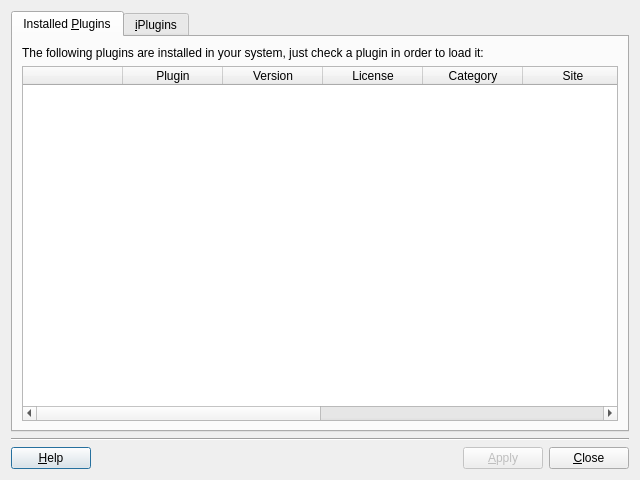
Old version of the form src/terralib/qt/widgets/plugin/manager/ui/PluginManagerDialogForm.ui in the repository claudiobogossian/terralib5.
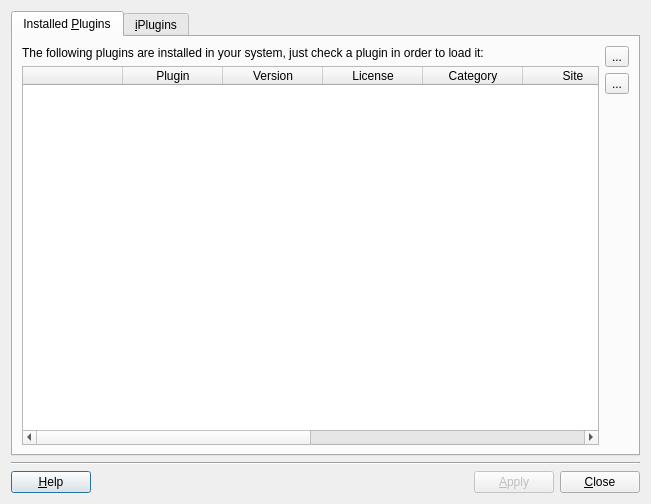
New version of the form.

Commit message: PluginManager now can add, and remove plug-ins, and these operations consider its dependencies.

Patch:
```diff
--- a/src/terralib/qt/widgets/plugin/manager/ui/PluginManagerDialogForm.ui
+++ b/src/terralib/qt/widgets/plugin/manager/ui/PluginManagerDialogForm.ui
@@ -6,15 +6,15 @@
    <rect>
     <x>0</x>
     <y>0</y>
-    <width>640</width>
-    <height>480</height>
+    <width>651</width>
+    <height>504</height>
    </rect>
   </property>
   <property name="windowTitle">
    <string>Plugin Management</string>
   </property>
-  <layout class="QVBoxLayout" name="verticalLayout_2">
-   <item>
+  <layout class="QGridLayout" name="gridLayout_2">
+   <item row="0" column="0">
     <widget class="QTabWidget" name="m_pluginsTabWidget">
      <property name="currentIndex">
       <number>0</number>
@@ -23,7 +23,9 @@
       <attribute name="title">
        <string>Installed &amp;Plugins</string>
       </attribute>
-      <layout class="QVBoxLayout" name="verticalLayout_4">
+      <layout class="QGridLayout" name="gridLayout">
+       <item row="0" column="0">
+        <layout class="QHBoxLayout" name="horizontalLayout_2">
        <item>
         <layout class="QVBoxLayout" name="verticalLayout_3">
          <item>
@@ -98,6 +100,57 @@
          </item>
         </layout>
        </item>
+         <item>
+          <layout class="QVBoxLayout" name="verticalLayout_2">
+           <item>
+            <widget class="QToolButton" name="m_addButton">
+             <property name="toolTip">
+              <string>Add existing plug-ins.</string>
+             </property>
+             <property name="text">
+              <string>...</string>
+             </property>
+             <property name="iconSize">
+              <size>
+               <width>20</width>
+               <height>20</height>
+              </size>
+             </property>
+            </widget>
+           </item>
+           <item>
+            <widget class="QToolButton" name="m_removeButton">
+             <property name="toolTip">
+              <string>Removes the selected plug-ins.</string>
+             </property>
+             <property name="text">
+              <string>...</string>
+             </property>
+             <property name="iconSize">
+              <size>
+               <width>20</width>
+               <height>20</height>
+              </size>
+             </property>
+            </widget>
+           </item>
+           <item>
+            <spacer name="verticalSpacer">
+             <property name="orientation">
+              <enum>Qt::Vertical</enum>
+             </property>
+             <property name="sizeHint" stdset="0">
+              <size>
+               <width>20</width>
+               <height>40</height>
+              </size>
+             </property>
+            </spacer>
+           </item>
+          </layout>
+         </item>
+        </layout>
+       </item>
       </layout>
      </widget>
      <widget class="QWidget" name="tab_3">
@@ -183,7 +236,7 @@
      </widget>
     </widget>
    </item>
-   <item>
+   <item row="1" column="0">
     <layout class="QVBoxLayout" name="verticalLayout">
      <item>
       <widget class="Line" name="line">
@@ -193,7 +246,7 @@
       </widget>
      </item>
      <item>
-      <layout class="QHBoxLayout" name="horizontalLayout" stretch="0,1,0,0">
+      <layout class="QHBoxLayout" name="horizontalLayout">
        <item>
         <widget class="QPushButton" name="m_helpPushButton">
          <property name="text">
```
Left out of the diff: 36 changed lines with no effect on the pictures. Lines whose indentation alone changed are shown as unchanged. The commit also changes 9 other files.
